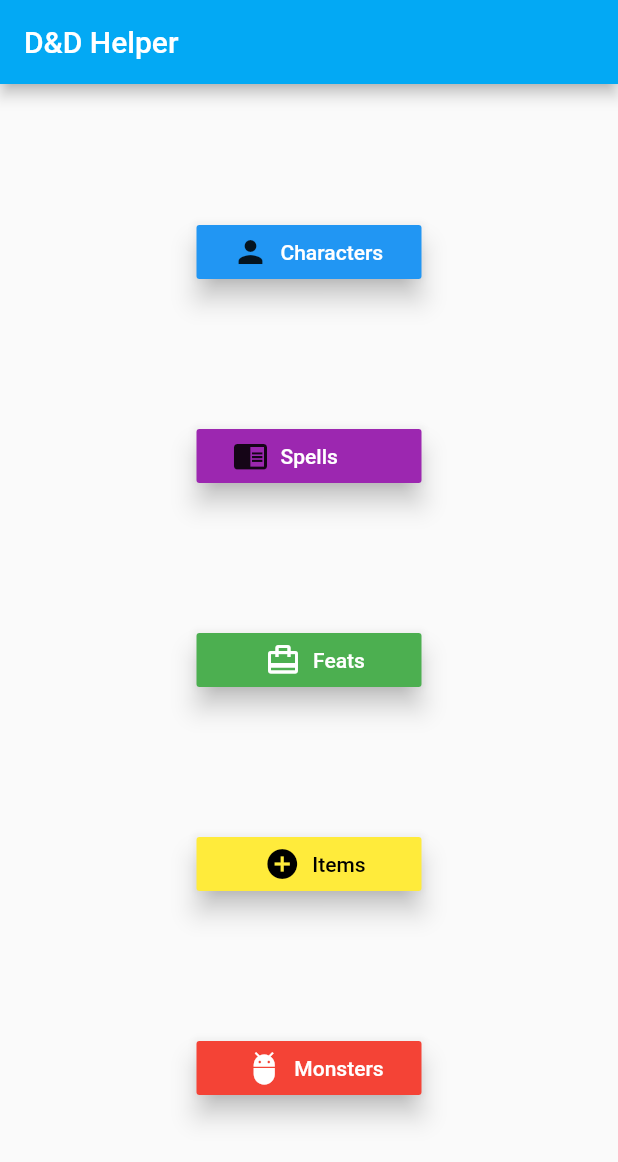
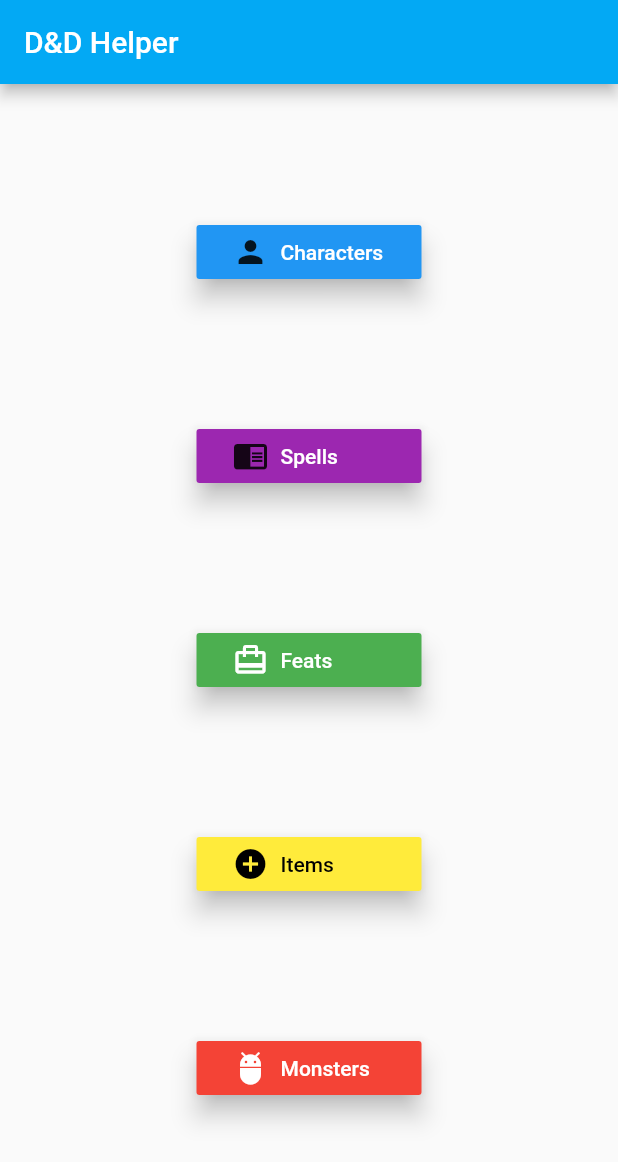
Before and after one commit to Lampat/dndHelper, a Flutter app: the screen it shows after launch, on a phone screen of 412 x 824 dp. Shown: the top 1162 px of the screen. Run offline on Flutter 3.47's test engine with Material 2 defaults, Android fonts, the phone set to English and light mode, and no system bars.

Commit message:
Alterations to Buttons UI

```diff
--- a/lib/screens/home_screen.dart
+++ b/lib/screens/home_screen.dart
@@ -68,7 +68,6 @@ class Home extends StatelessWidget {
               child: RaisedButton(
                 elevation: 7,
                 child: Row(
-                  mainAxisAlignment: MainAxisAlignment.center,
                   children: <Widget>[
                     Padding(
                       padding: EdgeInsets.fromLTRB(8.0,0.0,8.0,0.0),
@@ -87,7 +86,6 @@ class Home extends StatelessWidget {
               child: RaisedButton(
                 elevation: 7,
                 child: Row(
-                  mainAxisAlignment: MainAxisAlignment.center,
                   children: <Widget>[
                     Padding(
                       padding: EdgeInsets.fromLTRB(8.0,0.0,8.0,0.0),
@@ -109,7 +107,6 @@ class Home extends StatelessWidget {
               child: RaisedButton(
                 elevation: 7,
                 child: Row(
-                  mainAxisAlignment: MainAxisAlignment.center,
                   children: <Widget>[
                     Padding(
                       padding: EdgeInsets.fromLTRB(8.0,0.0,8.0,0.0),
```
